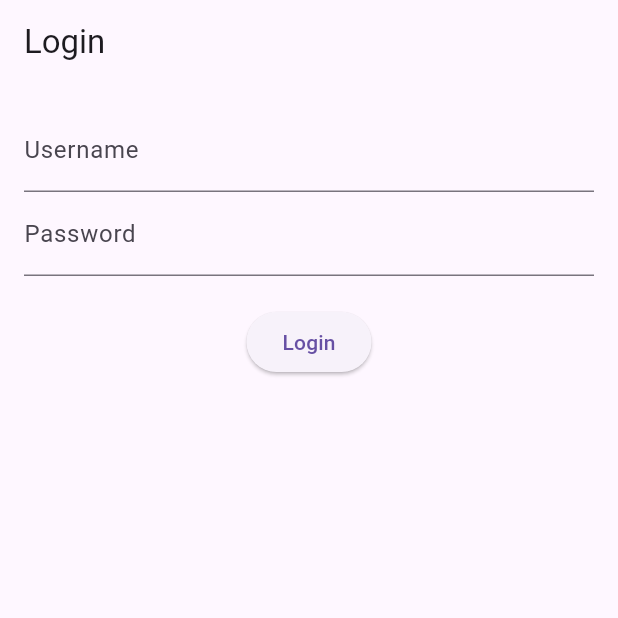
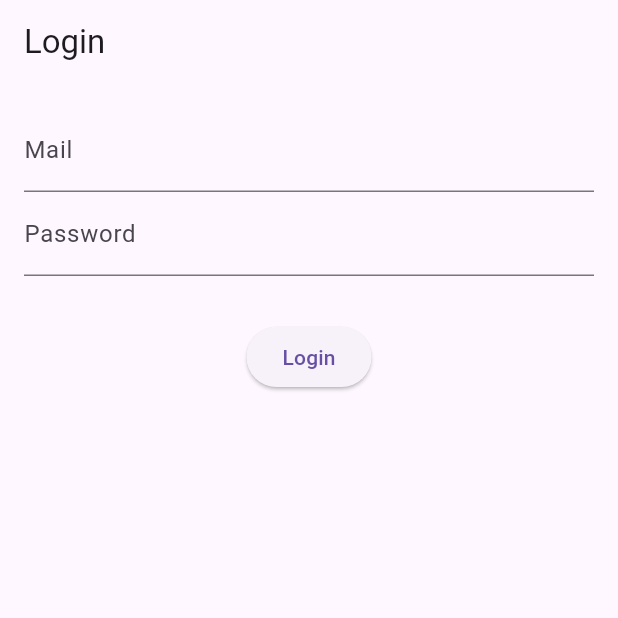
Before and after one commit to kdghouli/app_parc, a Flutter app: the screen it shows after launch, on a phone screen of 412 x 824 dp, the top half of it. Run offline on Flutter 3.47's test engine with Material 3 defaults, Android fonts, the phone set to English and light mode, and no system bars; our stand-ins replace dio, get, get_storage, permission_handler, sqflite; accounts and stored records are empty.

Commit message:
20122024 v1

```diff
--- a/lib/controllers/login_controller.dart
+++ b/lib/controllers/login_controller.dart
@@ -1,5 +1,6 @@
 import 'package:get/get.dart';
 import 'package:get_storage/get_storage.dart';
+import 'package:dio/dio.dart';
 import 'package:http/http.dart' as http;
 import 'dart:convert';
 
@@ -18,19 +19,23 @@ class LoginController extends GetxController {
     isLoading.value = true;
     final response = await http.post(
       Uri.parse('http://192.168.1.107:80/api/login'),
-      body: jsonEncode({'mail': mail, 'password': password}),
+      body: jsonEncode({'email': mail, 'password': password}),
       headers: {'Content-Type': 'application/json'},
     );
     isLoading.value = false;
 
     if (response.statusCode == 200) {
       final data = jsonDecode(response.body);
+      print(response.body);
       storage.write('loggedIn', true);
-      storage.write('token', data['token']);
+      storage.write('access_token', data['access_token']);
+      storage.write('token_type', data['token_type']);
+      storage.write('user', data['user']);
+
       isLoggedIn.value = true;
       Get.snackbar("Success", "Login successful");
     } else {
-      Get.snackbar("Error", "Invalid username or password");
+      Get.snackbar("Error", "Invalid Mail or Password");
     }
   }
 
--- /dev/null
+++ b/lib/helpers/my_services.dart
@@ -0,0 +1,6 @@
+// class MyService extends GetxService {
+//   Future<MyService> init() async {
+//     return this;
+//   }
+
+// }
--- a/lib/view/auth/login_screen.dart
+++ b/lib/view/auth/login_screen.dart
@@ -4,7 +4,7 @@ import 'package:get/get.dart';
 
 class LoginScreen extends StatelessWidget {
   final LoginController loginController = Get.put(LoginController());
-  final TextEditingController usernameController = TextEditingController();
+  final TextEditingController mailController = TextEditingController();
   final TextEditingController passwordController = TextEditingController();
 
   @override
@@ -22,7 +22,7 @@ class LoginScreen extends StatelessWidget {
             ],
           ),
           body: Center(
-            child: Text('Welcome!'),
+            child: Text(loginController.storage.read('user').toString()),
           ),
         );
       } else {
@@ -35,15 +35,15 @@ class LoginScreen extends StatelessWidget {
             child: Column(
               children: [
                 TextField(
-                  controller: usernameController,
-                  decoration: InputDecoration(labelText: 'Username'),
+                  controller: mailController,
+                  decoration: InputDecoration(labelText: 'Mail'),
                 ),
                 TextField(
                   controller: passwordController,
                   decoration: InputDecoration(labelText: 'Password'),
                   obscureText: true,
                 ),
-                SizedBox(height: 20),
+                SizedBox(height: 30),
                 Obx(() {
                   if (loginController.isLoading.value) {
                     return CircularProgressIndicator();
@@ -51,7 +51,7 @@ class LoginScreen extends StatelessWidget {
                     return ElevatedButton(
                       onPressed: () {
                         loginController.login(
-                          usernameController.text,
+                          mailController.text,
                           passwordController.text,
                         );
                       },
--- a/pubspec.yaml
+++ b/pubspec.yaml
@@ -37,7 +37,7 @@ dependencies:
   cupertino_icons: ^1.0.8
   get: ^4.6.6
   sqflite: ^2.4.0
-  http: 11.3.1
+  http: 1.2.2
   permission_handler: ^11.3.1
   path_provider: ^2.1.5
   dio: ^5.7.0
```
Also changed, not shown: lib/helpers/my_binding.dart (added, +15 -0 lines), 1 other file.
